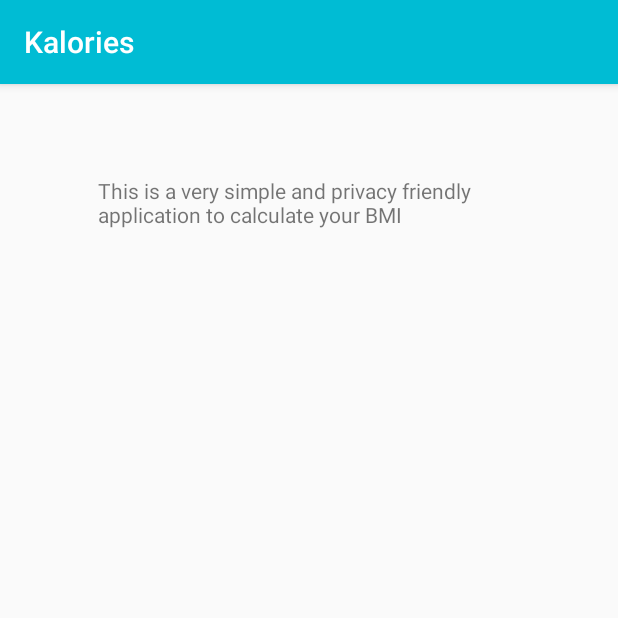
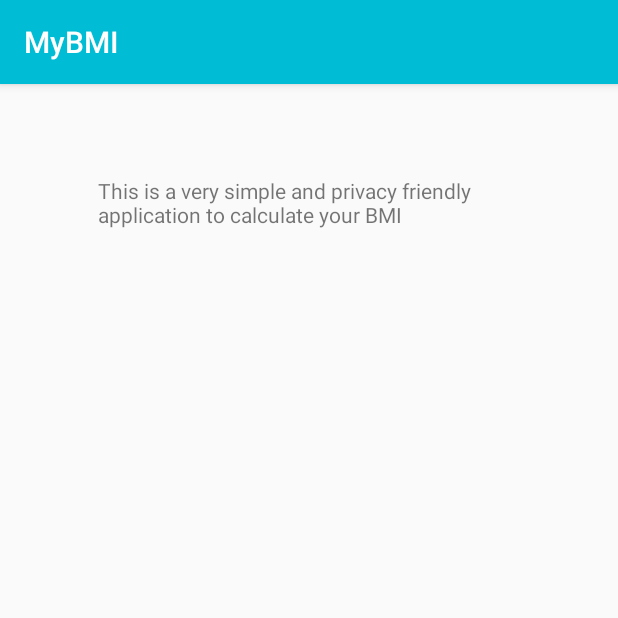
Before and after one commit to cyberw01f/kalories, an Android app: the aboutMe screen opened directly, with no data from a screen before it, after a tap on "View Source Code", on a phone screen of 412 x 824 dp, the top half of it. Run offline under Robolectric (Android 15) with nearby library versions, the light colour scheme and no system bars.

Commit message:
changed repo and app name

```diff
--- a/app/src/main/java/com/cyberw01f/kalories/aboutMe.java
+++ b/app/src/main/java/com/cyberw01f/kalories/aboutMe.java
@@ -17,7 +17,7 @@ public class aboutMe extends AppCompatActivity {
 
     public void openChrome (View v){
         Intent i = new Intent(Intent.ACTION_VIEW,
-                Uri.parse("https://github.com/cyberw01f/kalories"));
+                Uri.parse("https://github.com/cyberw01f/mybmi"));
         startActivity(i);
     }
 }
--- a/app/src/main/res/values/strings.xml
+++ b/app/src/main/res/values/strings.xml
@@ -1,5 +1,5 @@
 <resources>
-    <string name="app_name">Kalories</string>
+    <string name="app_name">MyBMI</string>
     <string name="action_settings">Settings</string>
     <string name="action_about">About</string>
     <string name="action_share">Share</string>
```
